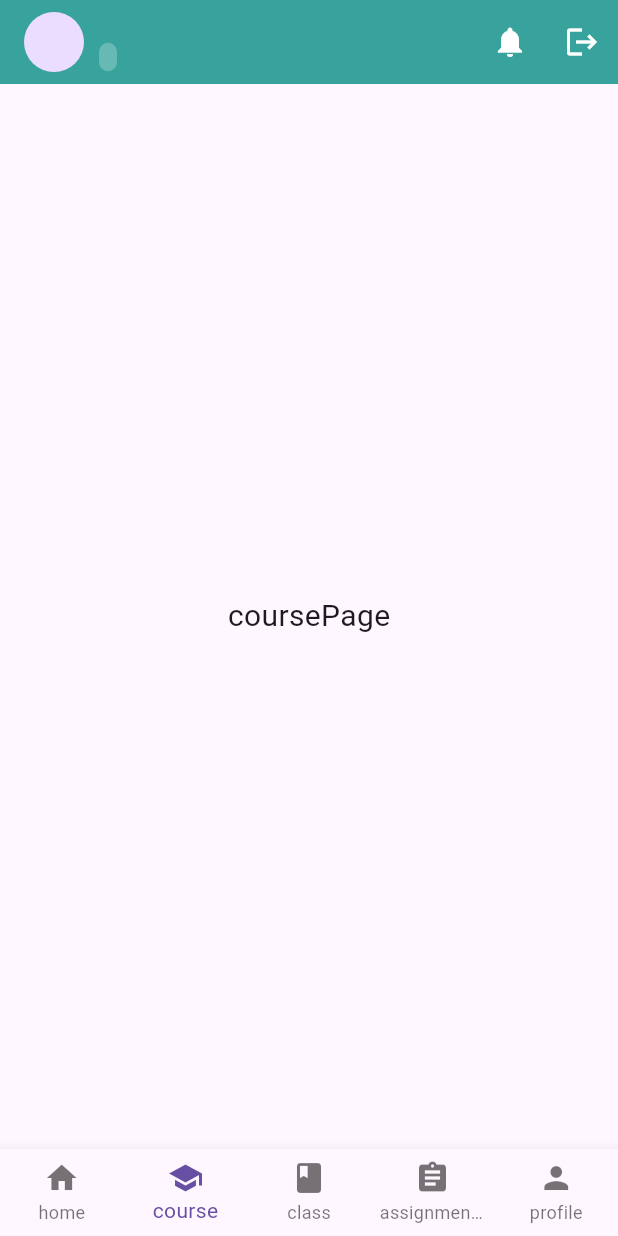
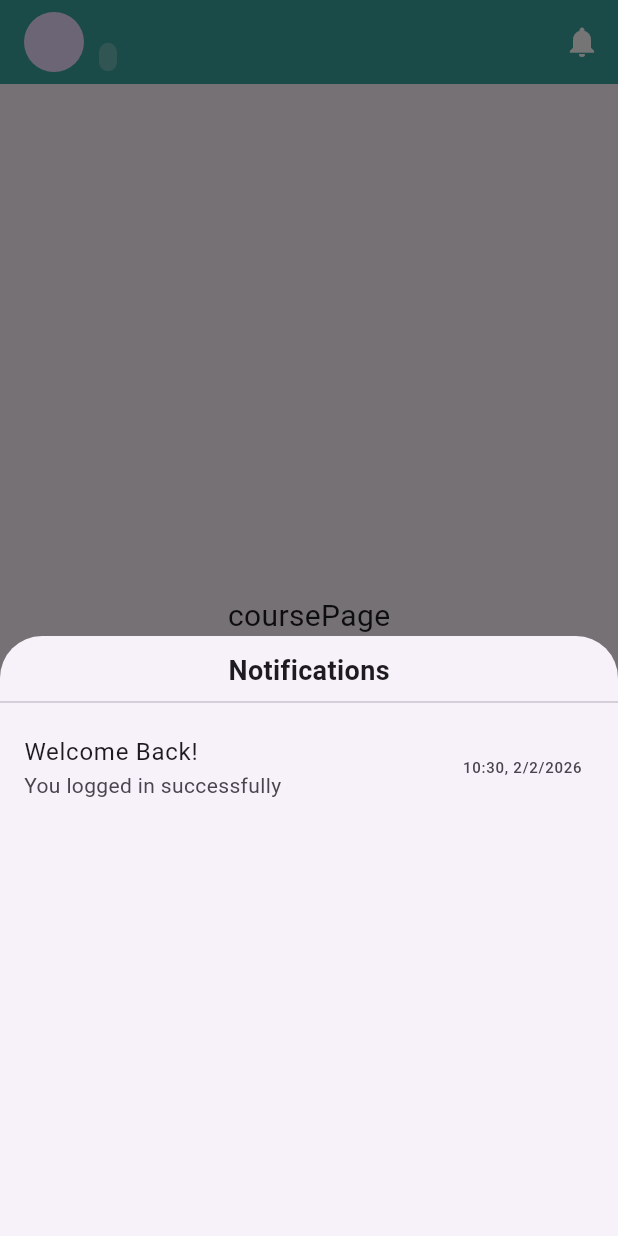
Before and after one commit to VanchhaiThay/eduhub, a Flutter app: the HomePage screen opened directly, item 2 of the bottom bar chosen, after a tap on the "notifications" icon, on a phone screen of 412 x 824 dp. Run offline on Flutter 3.47's test engine with Material 3 defaults, Android fonts, the light colour scheme and no system bars; our stand-ins replace cloud_firestore, firebase_auth, firebase_core, flutter_local_notifications; accounts and stored records are empty.

Commit message:
view notificatoin

```diff
--- a/lib/auth/signin.dart
+++ b/lib/auth/signin.dart
@@ -56,14 +56,17 @@ class _LoginPageState extends State<LoginPage> {
 
       // Navigate to HomePage with initial notification
       Navigator.pushReplacement(
+        // ignore: use_build_context_synchronously
         context,
         MaterialPageRoute(builder: (_) => const HomePage(initialNotification: 1)),
       );
     } on FirebaseAuthException catch (e) {
+      // ignore: use_build_context_synchronously
       ScaffoldMessenger.of(context).showSnackBar(
         SnackBar(content: Text(e.message ?? "Login failed")),
       );
     } catch (e) {
+      // ignore: use_build_context_synchronously
       ScaffoldMessenger.of(context).showSnackBar(
         SnackBar(content: Text(e.toString())),
       );
@@ -91,6 +94,7 @@ class _LoginPageState extends State<LoginPage> {
                     labelText: "Email",
                     labelStyle: const TextStyle(color: Colors.white70),
                     filled: true,
+                    // ignore: deprecated_member_use
                     fillColor: Colors.white.withOpacity(0.2),
                     border: OutlineInputBorder(
                         borderRadius: BorderRadius.circular(10),
@@ -109,6 +113,7 @@ class _LoginPageState extends State<LoginPage> {
                     labelText: "Password",
                     labelStyle: const TextStyle(color: Colors.white70),
                     filled: true,
+                    // ignore: deprecated_member_use
                     fillColor: Colors.white.withOpacity(0.2),
                     border: OutlineInputBorder(
                         borderRadius: BorderRadius.circular(10),
--- a/lib/components/home.dart
+++ b/lib/components/home.dart
@@ -29,8 +29,10 @@ class _HomePageState extends State<HomePage> {
   String? firstName;
   String? lastName;
   String? email;
-  String selectedLanguage = "English"; // Default
+  String selectedLanguage = "English";
   bool isLoading = true;
+
+  List<Map<String, dynamic>> notifications = [];
 
   @override
   void initState() {
@@ -38,7 +40,6 @@ class _HomePageState extends State<HomePage> {
     _loadUserDataAndNotifications();
   }
 
-  /// Load user data and notification count
   Future<void> _loadUserDataAndNotifications() async {
     final userData = await UserData.loadUser();
     final user = FirebaseAuth.instance.currentUser;
@@ -55,31 +56,28 @@ class _HomePageState extends State<HomePage> {
       final userRef = FirebaseFirestore.instance.collection('users').doc(user.uid);
       final doc = await userRef.get();
 
-      int currentCount = 0;
       if (doc.exists) {
-        currentCount = (doc.data()?['notificationCount'] ?? 0) as int;
-        setState(() => notificationCount = currentCount);
+        final data = doc.data()!;
+        notificationCount = (data['notificationCount'] ?? 0) as int;
+        notifications = List<Map<String, dynamic>>.from(data['notifications'] ?? []);
       }
 
-      // Increment notification only if not incremented yet
-      if (currentCount == 0) {
+      // Increment login notification only if first login
+      if (notificationCount == 0) {
         await _incrementLoginNotification(user.uid);
       }
 
       setState(() => isLoading = false);
     } else {
       setState(() => isLoading = false);
-      ScaffoldMessenger.of(context).showSnackBar(
-        const SnackBar(content: Text("Error loading user data")),
-      );
+      ScaffoldMessenger.of(context)
+          .showSnackBar(const SnackBar(content: Text("Error loading user data")));
     }
   }
 
-  /// Increment notification on login
   Future<void> _incrementLoginNotification(String uid) async {
     final userRef = FirebaseFirestore.instance.collection('users').doc(uid);
 
-    // Transaction ensures safety in multi-device scenarios
     await FirebaseFirestore.instance.runTransaction((transaction) async {
       final snapshot = await transaction.get(userRef);
       final currentCount = snapshot.data()?['notificationCount'] ?? 0;
@@ -87,18 +85,21 @@ class _HomePageState extends State<HomePage> {
       setState(() => notificationCount = currentCount + 1);
     });
 
-    // Store notification details
+    final newNotification = {
+      'title': 'Welcome Back!',
+      'body': 'You logged in successfully',
+      'timestamp': Timestamp.now(),
+    };
+
     await userRef.update({
-      'notifications': FieldValue.arrayUnion([
-        {
-          'title': 'Welcome Back!',
-          'body': 'You logged in successfully',
-          'timestamp': Timestamp.now(),
-        }
-      ])
+      'notifications': FieldValue.arrayUnion([newNotification])
     });
 
-    // Show local notification
+    setState(() {
+      notifications.insert(0, newNotification);
+    });
+
+    // Show local system notification
     const androidDetails = AndroidNotificationDetails(
       'login_channel',
       'Login Notifications',
@@ -110,7 +111,13 @@ class _HomePageState extends State<HomePage> {
 
     const notificationDetails = NotificationDetails(android: androidDetails);
 
-await flutterLocalNotificationsPlugin.show( id:DateTime.now().millisecondsSinceEpoch ~/ 1000, title: 'Welcome Back!', body: 'Hello, you logged in successfully!', notificationDetails: notificationDetails, payload: 'login_notification', );
+    await flutterLocalNotificationsPlugin.show(
+      id:DateTime.now().millisecondsSinceEpoch ~/ 1000, // id
+      title:'Welcome Back!', // title
+      body:'Hello, you logged in successfully!', // body
+      notificationDetails: notificationDetails, // details
+      payload: 'login_notification', // payload
+    );
   }
 
   void _onItemTapped(int index) => setState(() => _selectedIndex = index);
@@ -124,16 +131,52 @@ await flutterLocalNotificationsPlugin.show( id:DateTime.now().millisecondsSinceE
     );
   }
 
-  /// Clear notifications when tapping the bell
-  void _onNotificationPressed() async {
+  void _showNotifications() async {
     final uid = FirebaseAuth.instance.currentUser?.uid;
     if (uid == null) return;
 
     setState(() => notificationCount = 0);
+
     await FirebaseFirestore.instance
         .collection('users')
         .doc(uid)
         .update({'notificationCount': 0});
+
+    showModalBottomSheet(
+      context: context,
+      builder: (_) => SizedBox(
+        height: 400,
+        child: Column(
+          children: [
+            const SizedBox(height: 10),
+            const Text(
+              "Notifications",
+              style: TextStyle(fontSize: 18, fontWeight: FontWeight.bold),
+            ),
+            const Divider(),
+            Expanded(
+              child: notifications.isEmpty
+                  ? const Center(child: Text("No notifications"))
+                  : ListView.builder(
+                      itemCount: notifications.length,
+                      itemBuilder: (context, index) {
+                        final notif = notifications[index];
+                        final ts = notif['timestamp'] as Timestamp?;
+                        final dateStr = ts != null
+                            ? "${ts.toDate().hour}:${ts.toDate().minute}, ${ts.toDate().day}/${ts.toDate().month}/${ts.toDate().year}"
+                            : "";
+                        return ListTile(
+                          title: Text(notif['title'] ?? ""),
+                          subtitle: Text(notif['body'] ?? ""),
+                          trailing: Text(dateStr, style: const TextStyle(fontSize: 10)),
+                        );
+                      },
+                    ),
+            ),
+          ],
+        ),
+      ),
+    );
   }
 
   @override
@@ -200,7 +243,7 @@ await flutterLocalNotificationsPlugin.show( id:DateTime.now().millisecondsSinceE
           Stack(
             children: [
               IconButton(
-                onPressed: _onNotificationPressed,
+                onPressed: _showNotifications,
                 icon: const Icon(Icons.notifications, color: Colors.white),
               ),
               if (notificationCount > 0)
@@ -223,10 +266,6 @@ await flutterLocalNotificationsPlugin.show( id:DateTime.now().millisecondsSinceE
                   ),
                 ),
             ],
-          ),
-          IconButton(
-            onPressed: () => _logout(context),
-            icon: const Icon(Icons.logout, color: Colors.white),
           ),
         ],
       ),
--- a/lib/components/tabs/profile/profile_tab.dart
+++ b/lib/components/tabs/profile/profile_tab.dart
@@ -119,6 +119,7 @@ class ProfileTab extends StatelessWidget {
               onPressed: () async {
                 await FirebaseAuth.instance.signOut();
                 Navigator.pushAndRemoveUntil(
+                  // ignore: use_build_context_synchronously
                   context,
                   MaterialPageRoute(builder: (_) => const LoginPage()),
                   (route) => false,
--- a/lib/main.dart
+++ b/lib/main.dart
@@ -1,10 +1,7 @@
 import 'package:flutter/material.dart';
 import 'package:firebase_core/firebase_core.dart';
-import 'package:firebase_auth/firebase_auth.dart';
 import 'package:flutter_local_notifications/flutter_local_notifications.dart';
 import 'firebase_options.dart';
-import 'auth/signin.dart';
-import 'components/home.dart';
 import 'welcome/welcome.dart';
 
 // Local notifications plugin
@@ -29,6 +26,7 @@ Future<void> main() async {
   await flutterLocalNotificationsPlugin.initialize(
     settings: initSettings,
     onDidReceiveNotificationResponse: (NotificationResponse response) {
+      // ignore: avoid_print
       print('Notification tapped: ${response.payload}');
     },
   );
```
Also changed, not shown: lib/auth/signup.dart (+8 -0 lines).
